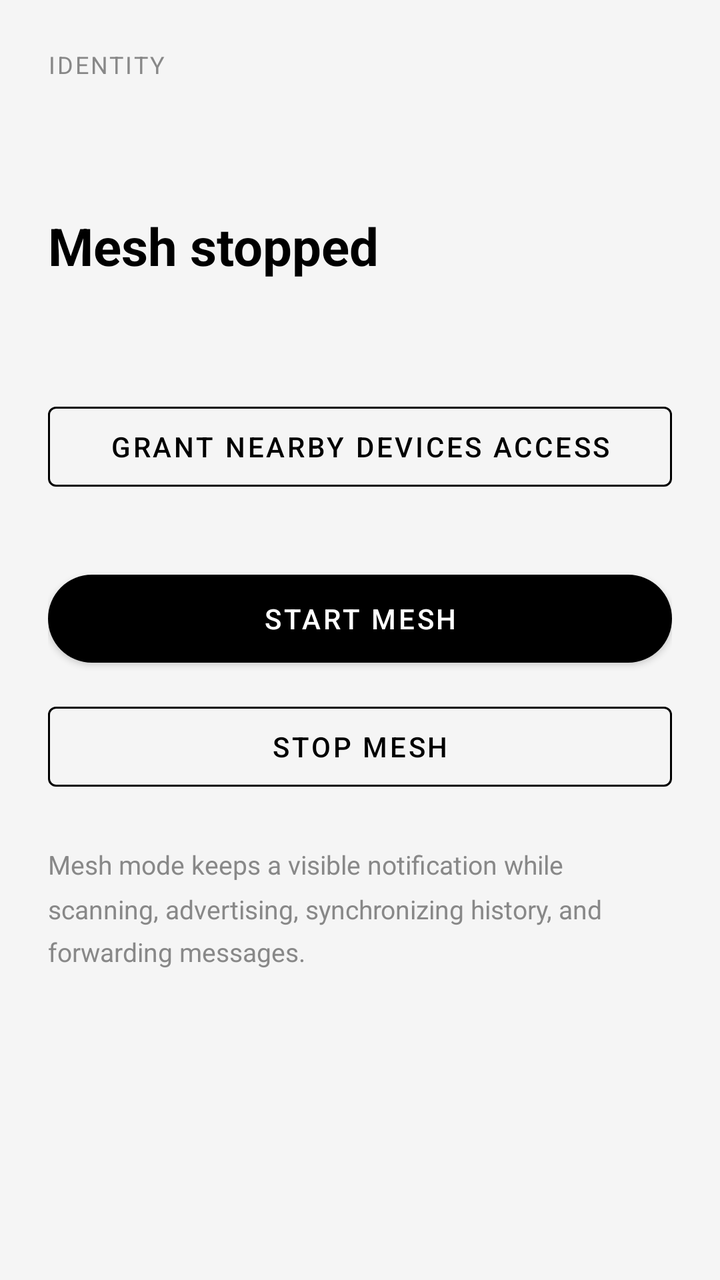
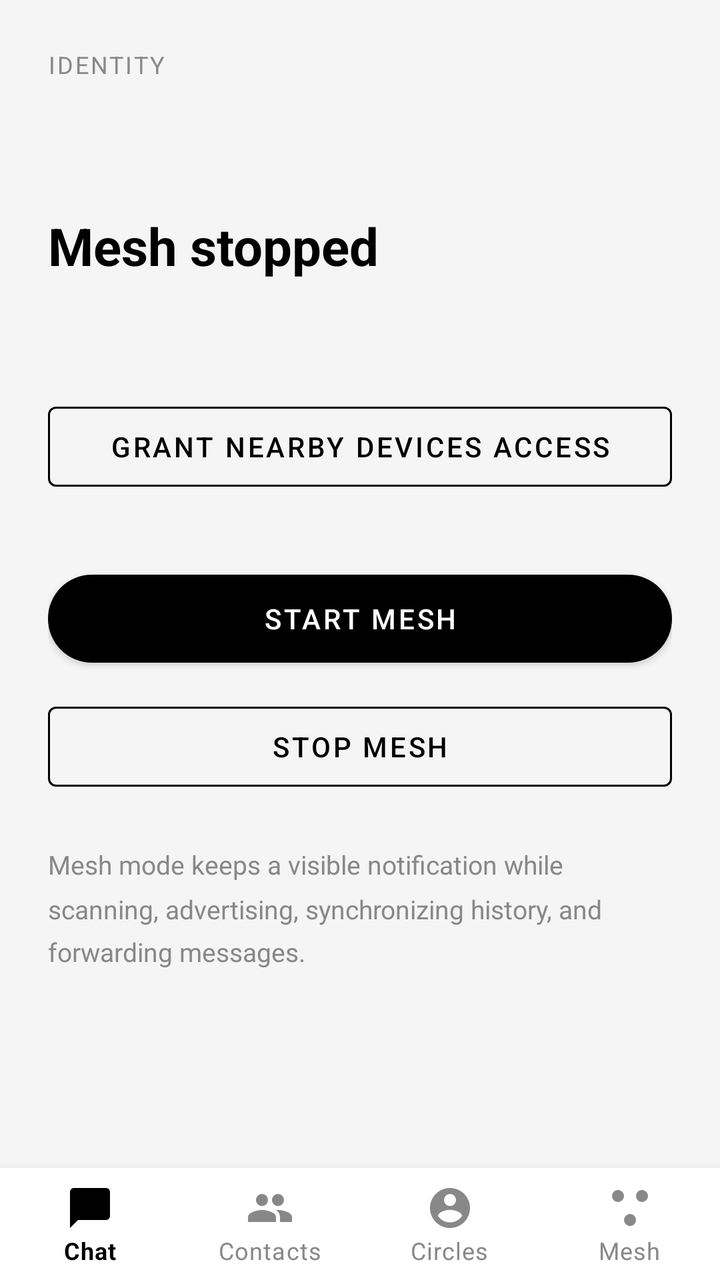

Screens rendered from an Android XML layout before and after an edit, with the pre-edit source and the edit as a unified diff.
<!-- AndroidManifest.xml: application theme Theme.ResQNet -->
<!-- res/layout/activity_mesh_control.xml -->
<?xml version="1.0" encoding="utf-8"?>
<ScrollView xmlns:android="http://schemas.android.com/apk/res/android"
    xmlns:app="http://schemas.android.com/apk/res-auto"
    android:layout_width="match_parent"
    android:layout_height="match_parent"
    android:background="@color/surface">

    <LinearLayout
        android:layout_width="match_parent"
        android:layout_height="wrap_content"
        android:orientation="vertical"
        android:padding="24dp">

        <TextView
            android:layout_width="match_parent"
            android:layout_height="wrap_content"
            android:text="Identity"
            android:textSize="12sp"
            android:textAllCaps="true"
            android:letterSpacing="0.08"
            android:textColor="@color/text_muted" />

        <TextView
            android:id="@+id/identityText"
            android:layout_width="match_parent"
            android:layout_height="wrap_content"
            android:fontFamily="monospace"
            android:textColor="@color/text_primary"
            android:textSize="14sp"
            android:layout_marginTop="6dp" />

        <TextView
            android:id="@+id/controlStatus"
            android:layout_width="match_parent"
            android:layout_height="wrap_content"
            android:text="Mesh stopped"
            android:textSize="26sp"
            android:textStyle="bold"
            android:textColor="@color/text_primary"
            android:layout_marginTop="40dp" />

        <TextView
            android:id="@+id/permissionStatus"
            android:layout_width="match_parent"
            android:layout_height="wrap_content"
            android:textColor="@color/text_muted"
            android:textSize="14sp"
            android:layout_marginTop="28dp"
            android:lineSpacingMultiplier="1.4" />

        <Button
            android:id="@+id/permissionButton"
            style="@style/Widget.MaterialComponents.Button.OutlinedButton"
            android:layout_width="match_parent"
            android:layout_height="52dp"
            android:text="Grant nearby devices access"
            android:layout_marginTop="10dp"
            app:strokeColor="@color/text_primary"
            android:textColor="@color/text_primary" />

        <Button
            android:id="@+id/startMeshButton"
            android:layout_width="match_parent"
            android:layout_height="56dp"
            android:text="Start mesh"
            android:layout_marginTop="32dp" />

        <Button
            android:id="@+id/stopMeshButton"
            style="@style/Widget.MaterialComponents.Button.OutlinedButton"
            android:layout_width="match_parent"
            android:layout_height="52dp"
            android:text="Stop mesh"
            android:layout_marginTop="10dp"
            app:strokeColor="@color/text_primary"
            android:textColor="@color/text_primary" />

        <TextView
            android:layout_width="match_parent"
            android:layout_height="wrap_content"
            android:text="Mesh mode keeps a visible notification while scanning, advertising, synchronizing history, and forwarding messages."
            android:textColor="@color/text_muted"
            android:textSize="13sp"
            android:lineSpacingMultiplier="1.4"
            android:layout_marginTop="24dp" />

    </LinearLayout>
</ScrollView>
<!-- resources referenced by this layout -->
<resources>
  <color name="surface">#F5F5F5</color>
  <color name="text_muted">#888888</color>
  <color name="text_primary">#000000</color>
  <style name="Theme.ResQNet" parent="Theme.MaterialComponents.DayNight.NoActionBar">
          
          <item name="colorPrimary">@color/resq_primary</item>
          <item name="colorPrimaryVariant">@color/resq_primary_dark</item>
          <item name="colorOnPrimary">@color/white</item>
          
          <item name="colorSecondary">@color/resq_primary</item>
          <item name="colorSecondaryVariant">@color/resq_primary</item>
          <item name="colorOnSecondary">@color/white</item>
          
          <item name="android:colorBackground">@color/surface_card</item>
          <item name="colorSurface">@color/surface_card</item>
          <item name="colorOnSurface">@color/text_primary</item>
          
          <item name="android:statusBarColor">@color/resq_primary</item>
          <item name="android:navigationBarColor">@color/white</item>
          <item name="android:windowLightStatusBar" tools:targetApi="m">false</item>
          
          <item name="materialButtonStyle">@style/Widget.ResQNet.Button</item>
      </style>
  <color name="resq_primary">#000000</color>
  <color name="resq_primary_dark">#000000</color>
  <color name="white">#FFFFFFFF</color>
  <color name="surface_card">#FFFFFF</color>
  <style name="Widget.ResQNet.Button" parent="Widget.MaterialComponents.Button">
          <item name="backgroundTint">@color/resq_primary</item>
          <item name="android:textColor">@color/white</item>
          <item name="cornerRadius">24dp</item>
      </style>
</resources>

<!-- the commit's change to res/layout/activity_mesh_control.xml (unified diff, before → after) -->
@@ -1,88 +1,107 @@
 <?xml version="1.0" encoding="utf-8"?>
-<ScrollView xmlns:android="http://schemas.android.com/apk/res/android"
+<RelativeLayout xmlns:android="http://schemas.android.com/apk/res/android"
     xmlns:app="http://schemas.android.com/apk/res-auto"
     android:layout_width="match_parent"
     android:layout_height="match_parent"
     android:background="@color/surface">
 
-    <LinearLayout
+    <ScrollView
+        android:layout_width="match_parent"
+        android:layout_height="match_parent"
+        android:layout_above="@id/bottomNav">
+
+        <LinearLayout
+            android:layout_width="match_parent"
+            android:layout_height="wrap_content"
+            android:orientation="vertical"
+            android:padding="24dp">
+
+            <TextView
+                android:layout_width="match_parent"
+                android:layout_height="wrap_content"
+                android:text="Identity"
+                android:textSize="12sp"
+                android:textAllCaps="true"
+                android:letterSpacing="0.08"
+                android:textColor="@color/text_muted" />
+
+            <TextView
+                android:id="@+id/identityText"
+                android:layout_width="match_parent"
+                android:layout_height="wrap_content"
+                android:fontFamily="monospace"
+                android:textColor="@color/text_primary"
+                android:textSize="14sp"
+                android:layout_marginTop="6dp" />
+
+            <TextView
+                android:id="@+id/controlStatus"
+                android:layout_width="match_parent"
+                android:layout_height="wrap_content"
+                android:text="Mesh stopped"
+                android:textSize="26sp"
+                android:textStyle="bold"
+                android:textColor="@color/text_primary"
+                android:layout_marginTop="40dp" />
+
+            <TextView
+                android:id="@+id/permissionStatus"
+                android:layout_width="match_parent"
+                android:layout_height="wrap_content"
+                android:textColor="@color/text_muted"
+                android:textSize="14sp"
+                android:layout_marginTop="28dp"
+                android:lineSpacingMultiplier="1.4" />
+
+            <Button
+                android:id="@+id/permissionButton"
+                style="@style/Widget.MaterialComponents.Button.OutlinedButton"
+                android:layout_width="match_parent"
+                android:layout_height="52dp"
+                android:text="Grant nearby devices access"
+                android:layout_marginTop="10dp"
+                app:strokeColor="@color/text_primary"
+                android:textColor="@color/text_primary" />
+
+            <Button
+                android:id="@+id/startMeshButton"
+                android:layout_width="match_parent"
+                android:layout_height="56dp"
+                android:text="Start mesh"
+                android:layout_marginTop="32dp" />
+
+            <Button
+                android:id="@+id/stopMeshButton"
+                style="@style/Widget.MaterialComponents.Button.OutlinedButton"
+                android:layout_width="match_parent"
+                android:layout_height="52dp"
+                android:text="Stop mesh"
+                android:layout_marginTop="10dp"
+                app:strokeColor="@color/text_primary"
+                android:textColor="@color/text_primary" />
+
+            <TextView
+                android:layout_width="match_parent"
+                android:layout_height="wrap_content"
+                android:text="Mesh mode keeps a visible notification while scanning, advertising, synchronizing history, and forwarding messages."
+                android:textColor="@color/text_muted"
+                android:textSize="13sp"
+                android:lineSpacingMultiplier="1.4"
+                android:layout_marginTop="24dp" />
+
+        </LinearLayout>
+    </ScrollView>
+
+    <com.google.android.material.bottomnavigation.BottomNavigationView
+        android:id="@+id/bottomNav"
         android:layout_width="match_parent"
         android:layout_height="wrap_content"
-        android:orientation="vertical"
-        android:padding="24dp">
+        android:layout_alignParentBottom="true"
+        android:background="@color/surface_card"
+        app:menu="@menu/bottom_nav_menu"
+        app:itemIconTint="@color/bottom_nav_color"
+        app:itemTextColor="@color/bottom_nav_color"
+        app:elevation="8dp"
+        app:labelVisibilityMode="labeled" />
 
-        <TextView
-            android:layout_width="match_parent"
-            android:layout_height="wrap_content"
-            android:text="Identity"
-            android:textSize="12sp"
-            android:textAllCaps="true"
-            android:letterSpacing="0.08"
-            android:textColor="@color/text_muted" />
-
-        <TextView
-            android:id="@+id/identityText"
-            android:layout_width="match_parent"
-            android:layout_height="wrap_content"
-            android:fontFamily="monospace"
-            android:textColor="@color/text_primary"
-            android:textSize="14sp"
-            android:layout_marginTop="6dp" />
-
-        <TextView
-            android:id="@+id/controlStatus"
-            android:layout_width="match_parent"
-            android:layout_height="wrap_content"
-            android:text="Mesh stopped"
-            android:textSize="26sp"
-            android:textStyle="bold"
-            android:textColor="@color/text_primary"
-            android:layout_marginTop="40dp" />
-
-        <TextView
-            android:id="@+id/permissionStatus"
-            android:layout_width="match_parent"
-            android:layout_height="wrap_content"
-            android:textColor="@color/text_muted"
-            android:textSize="14sp"
-            android:layout_marginTop="28dp"
-            android:lineSpacingMultiplier="1.4" />
-
-        <Button
-            android:id="@+id/permissionButton"
-            style="@style/Widget.MaterialComponents.Button.OutlinedButton"
-            android:layout_width="match_parent"
-            android:layout_height="52dp"
-            android:text="Grant nearby devices access"
-            android:layout_marginTop="10dp"
-            app:strokeColor="@color/text_primary"
-            android:textColor="@color/text_primary" />
-
-        <Button
-            android:id="@+id/startMeshButton"
-            android:layout_width="match_parent"
-            android:layout_height="56dp"
-            android:text="Start mesh"
-            android:layout_marginTop="32dp" />
-
-        <Button
-            android:id="@+id/stopMeshButton"
-            style="@style/Widget.MaterialComponents.Button.OutlinedButton"
-            android:layout_width="match_parent"
-            android:layout_height="52dp"
-            android:text="Stop mesh"
-            android:layout_marginTop="10dp"
-            app:strokeColor="@color/text_primary"
-            android:textColor="@color/text_primary" />
-
-        <TextView
-            android:layout_width="match_parent"
-            android:layout_height="wrap_content"
-            android:text="Mesh mode keeps a visible notification while scanning, advertising, synchronizing history, and forwarding messages."
-            android:textColor="@color/text_muted"
-            android:textSize="13sp"
-            android:lineSpacingMultiplier="1.4"
-            android:layout_marginTop="24dp" />
-
-    </LinearLayout>
-</ScrollView>
+</RelativeLayout>
